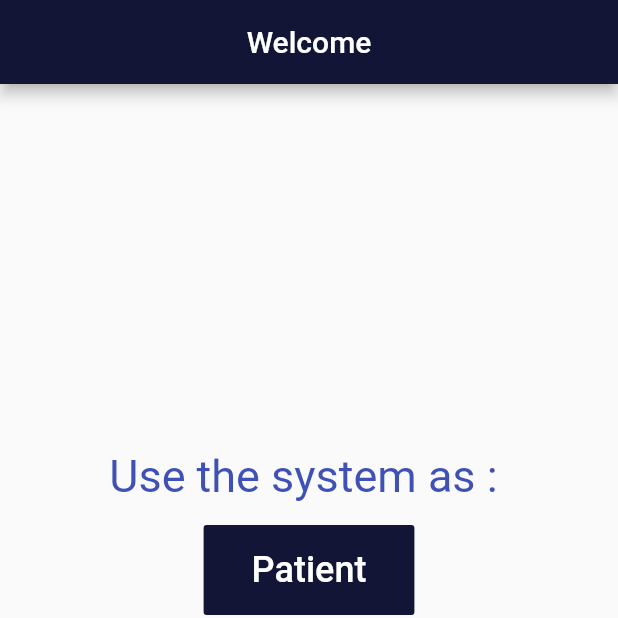
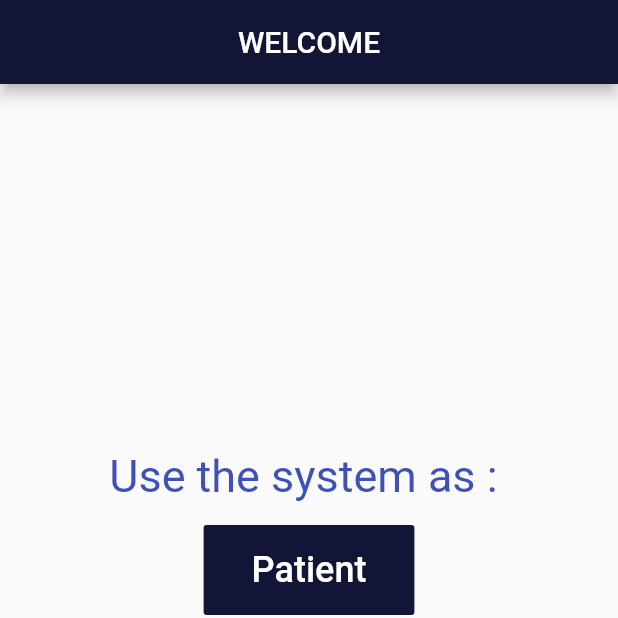
Before and after one commit to amar-aryal/dental, a Flutter app: the screen it shows after launch, on a phone screen of 412 x 824 dp, the top half of it. Run offline on Flutter 3.47's test engine with Material 2 defaults, Android fonts, the phone set to English and light mode, and no system bars; our stand-ins replace flutter_rating_bar.

Commit message:
last commit

```diff
--- a/lib/first_page.dart
+++ b/lib/first_page.dart
@@ -8,7 +8,7 @@ class Firstpage extends StatelessWidget {
   Widget build(BuildContext context) {
     return Scaffold(
       appBar: AppBar(
-        title: Text('Welcome'),
+        title: Text('WELCOME'),
         centerTitle: true,
       ),
       body: Center(
@@ -16,14 +16,15 @@ class Firstpage extends StatelessWidget {
           mainAxisAlignment: MainAxisAlignment.center,
           children: <Widget>[
             Text(
-                'Use the system as : ',
-                style: TextStyle(color: Colors.indigo, fontSize: 30.0),
-              ),
-              SizedBox(height: 15.0),
+              'Use the system as : ',
+              style: TextStyle(color: Colors.indigo, fontSize: 30.0),
+            ),
+            SizedBox(height: 15.0),
             FlatButton(
               padding: EdgeInsets.symmetric(vertical: 16.0, horizontal: 32.0),
               onPressed: () {
-                Navigator.push(context, MaterialPageRoute(builder: (context) => PatientRegister()));
+                Navigator.push(context,
+                    MaterialPageRoute(builder: (context) => PatientRegister()));
               },
               child: Text(
                 'Patient',
@@ -35,7 +36,8 @@ class Firstpage extends StatelessWidget {
             FlatButton(
               padding: EdgeInsets.symmetric(vertical: 16.0, horizontal: 44.0),
               onPressed: () {
-                Navigator.push(context, MaterialPageRoute(builder: (context) => StaffLogin()));
+                Navigator.push(context,
+                    MaterialPageRoute(builder: (context) => StaffLogin()));
               },
               child: Text(
                 'Staff',
@@ -47,7 +49,8 @@ class Firstpage extends StatelessWidget {
             FlatButton(
               padding: EdgeInsets.symmetric(vertical: 16.0, horizontal: 34.0),
               onPressed: () {
-                Navigator.push(context, MaterialPageRoute(builder: (context) => Admin()));
+                Navigator.push(
+                    context, MaterialPageRoute(builder: (context) => Admin()));
               },
               child: Text(
                 'Admin',
```
